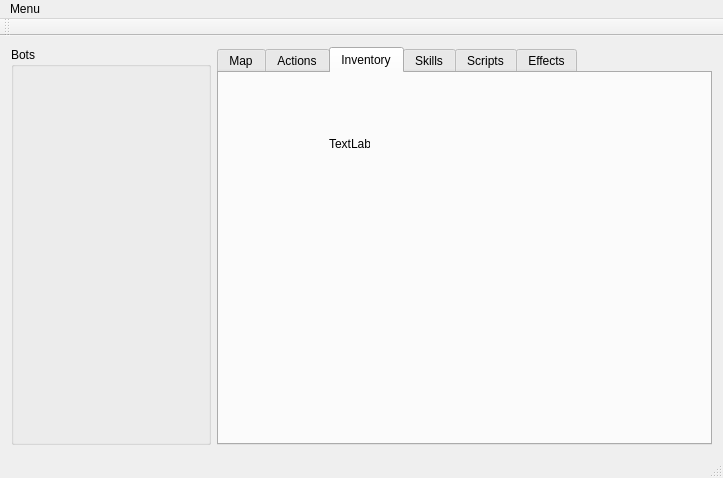
The window that mainwindow.ui (antonshtunder/l2botcontrol) describes before a commit, drawn with Qt 5.
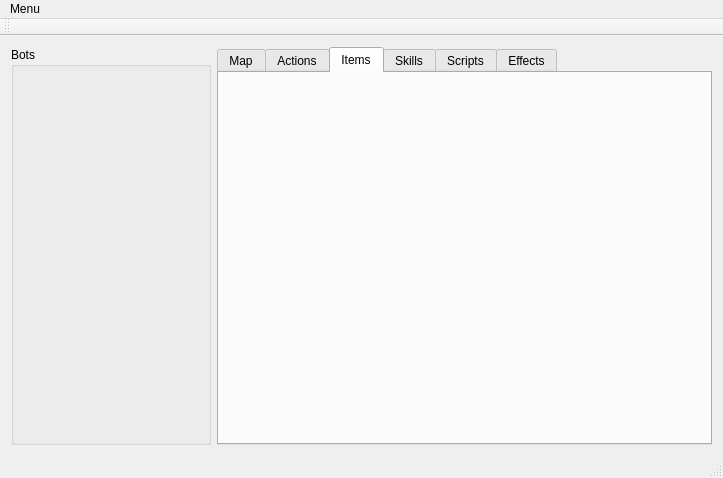
The same window after the commit. The open tabs and pages were chosen to show the change.

```diff
--- a/mainwindow.ui
+++ b/mainwindow.ui
@@ -63,21 +63,9 @@
       </widget>
       <widget class="QWidget" name="inventoryTab">
        <attribute name="title">
-        <string>Inventory</string>
+        <string>Items</string>
        </attribute>
-       <widget class="QLabel" name="lblt">
-        <property name="geometry">
-         <rect>
-          <x>110</x>
-          <y>50</y>
-          <width>41</width>
-          <height>41</height>
-         </rect>
-        </property>
-        <property name="text">
-         <string>TextLabel</string>
-        </property>
-       </widget>
+       <layout class="QVBoxLayout" name="verticalLayout_4"/>
       </widget>
       <widget class="QWidget" name="skillsTab">
        <attribute name="title">
```
Left out of the diff: 4 changed lines with no effect on the pictures.
